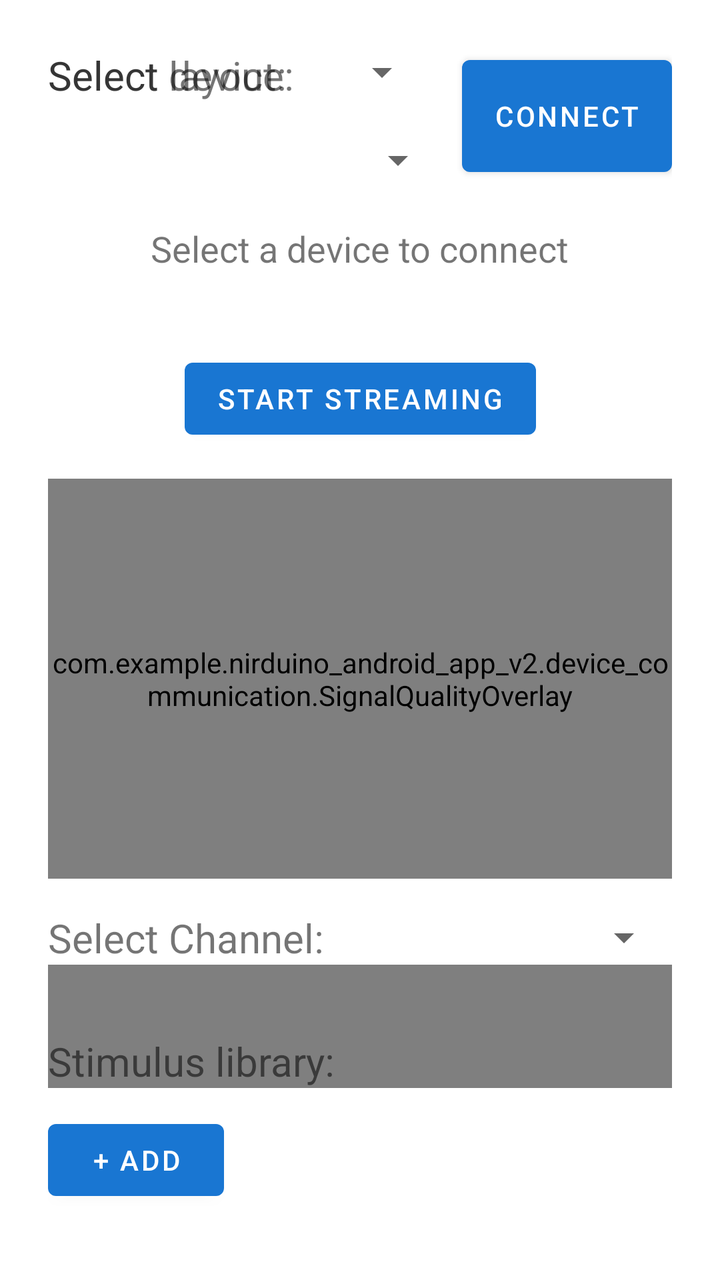
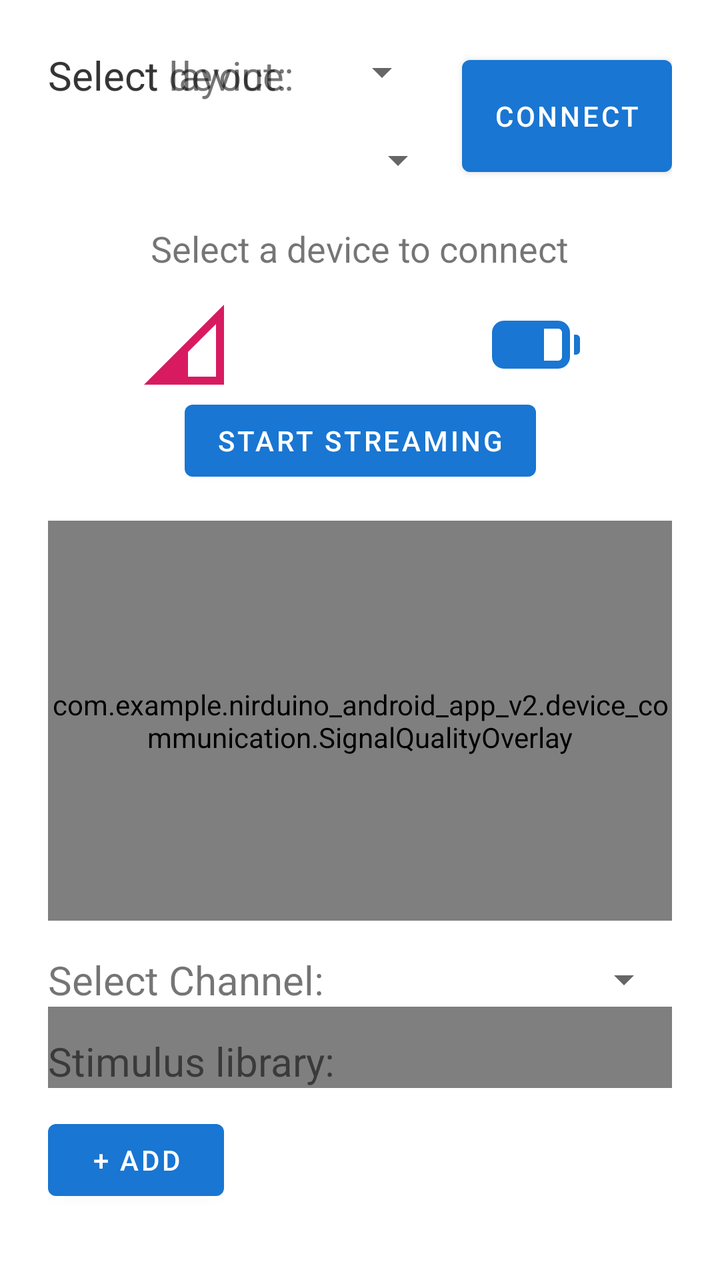

Screens rendered from an Android XML layout before and after an edit, with the pre-edit source and the edit as a unified diff.
<!-- AndroidManifest.xml: application theme Theme.NIRDuino_Android_App_v2 -->
<!-- res/layout/activity_stream_fnirs_data.xml -->
<?xml version="1.0" encoding="utf-8"?>
<androidx.constraintlayout.widget.ConstraintLayout
    xmlns:android="http://schemas.android.com/apk/res/android"
    xmlns:app="http://schemas.android.com/apk/res-auto"
    android:id="@+id/layout_root"
    android:layout_width="match_parent"
    android:layout_height="match_parent"
    android:padding="24dp">

    
    <androidx.constraintlayout.widget.ConstraintLayout
        android:id="@+id/group_device_layout"
        android:layout_width="0dp"
        android:layout_height="wrap_content"
        app:layout_constraintTop_toTopOf="parent"
        app:layout_constraintStart_toStartOf="parent"
        app:layout_constraintEnd_toStartOf="@id/btn_connect"
        android:layout_marginEnd="8dp">

        
        <TextView
            android:id="@+id/label_select_device"
            android:layout_width="wrap_content"
            android:layout_height="wrap_content"
            android:text="Select device:"
            android:textSize="@dimen/font_size_header2"
            app:layout_constraintTop_toTopOf="parent"
            app:layout_constraintStart_toStartOf="parent"
            app:layout_constraintBaseline_toBaselineOf="@id/spinner_aliases"
            android:layout_marginEnd="8dp"/>

        <Spinner
            android:id="@+id/spinner_aliases"
            android:layout_width="0dp"
            android:layout_height="wrap_content"
            android:spinnerMode="dropdown"
            app:layout_constraintStart_toEndOf="@id/label_select_device"
            app:layout_constraintEnd_toEndOf="parent"
            app:layout_constraintTop_toTopOf="@id/label_select_device"
            android:layout_marginEnd="8dp"/>

        
        <TextView
            android:id="@+id/label_select_layout"
            android:layout_width="wrap_content"
            android:layout_height="wrap_content"
            android:text="Select layout:"
            android:textSize="@dimen/font_size_header2"
            app:layout_constraintTop_toBottomOf="@id/spinner_aliases"
            app:layout_constraintStart_toStartOf="parent"
            app:layout_constraintBaseline_toBaselineOf="@id/spinner_layouts"
            android:layout_marginTop="@dimen/font_size_header2"
            android:layout_marginEnd="8dp"/>

        <Spinner
            android:id="@+id/spinner_layouts"
            android:layout_width="0dp"
            android:layout_height="wrap_content"
            android:spinnerMode="dropdown"
            app:layout_constraintTop_toBottomOf="@id/spinner_aliases"
            app:layout_constraintStart_toEndOf="@id/label_select_layout"
            app:layout_constraintEnd_toEndOf="parent"
            android:layout_marginTop="@dimen/font_size_header2"/>

    </androidx.constraintlayout.widget.ConstraintLayout>

    
    <Button
        android:id="@+id/btn_connect"
        android:layout_width="wrap_content"
        android:layout_height="0dp"
        android:text="Connect"
        app:layout_constraintTop_toTopOf="@id/group_device_layout"
        app:layout_constraintBottom_toBottomOf="@id/group_device_layout"
        app:layout_constraintEnd_toEndOf="parent" />

    
    <TextView
        android:id="@+id/text_status"
        android:layout_width="wrap_content"
        android:layout_height="wrap_content"
        android:text="Select a device to connect"
        android:textSize="@dimen/font_size_header3"
        android:layout_marginTop="@dimen/font_size_header2"
        app:layout_constraintTop_toBottomOf="@id/group_device_layout"
        app:layout_constraintStart_toStartOf="parent"
        app:layout_constraintEnd_toEndOf="parent" />

    <LinearLayout
        android:id="@+id/timerBar"
        android:layout_width="match_parent"
        android:layout_height="wrap_content"
        android:orientation="horizontal"
        app:layout_constraintTop_toBottomOf="@id/text_status"
        app:layout_constraintBottom_toTopOf="@id/btn_stream_toggle"
        android:layout_margin="@dimen/font_size_footnote">

        
        <TextView
            android:id="@+id/text_timer"
            android:layout_width="match_parent"
            android:layout_height="wrap_content"
            android:text=""
            app:layout_constraintTop_toBottomOf="@id/group_device_layout"
            app:layout_constraintStart_toStartOf="parent"
            app:layout_constraintEnd_toEndOf="parent"
            android:textSize="@dimen/font_size_header2"
            android:textStyle="italic|bold"
            android:textAlignment="center"/>

    </LinearLayout>

    <Button
        android:id="@+id/btn_stream_toggle"
        android:layout_width="wrap_content"
        android:layout_height="wrap_content"
        android:text="Start Streaming"
        app:layout_constraintTop_toBottomOf="@id/timerBar"
        app:layout_constraintStart_toStartOf="parent"
        app:layout_constraintEnd_toEndOf="parent" />

    <com.example.nirduino_android_app_v2.device_communication.SignalQualityOverlay
        android:id="@+id/sqi_overlay"
        android:layout_width="match_parent"
        android:layout_height="200dp"
        android:layout_marginTop="16dp"
        android:background="#220000FF"
        app:layout_constraintTop_toBottomOf="@id/btn_stream_toggle"
 />

    
    <LinearLayout
        android:id="@+id/channel_spinner_row"
        android:layout_width="match_parent"
        android:layout_height="wrap_content"
        android:orientation="horizontal"
        android:gravity="center_vertical"
        android:layout_marginBottom="8dp"
        android:layout_marginTop="16dp"
        app:layout_constraintTop_toBottomOf="@id/sqi_overlay">

        <TextView
            android:id="@+id/label_select_channel"
            android:layout_width="wrap_content"
            android:layout_height="wrap_content"
            android:text="Select Channel:"
            android:textSize="@dimen/font_size_header2"
            android:layout_marginEnd="8dp" />

        <Spinner
            android:id="@+id/spinner_channels"
            android:layout_width="0dp"
            android:layout_height="wrap_content"
            android:layout_weight="1"
            android:spinnerMode="dropdown" />

    </LinearLayout>

    
    <com.example.nirduino_android_app_v2.device_communication.ChannelPlotView
        android:id="@+id/channel_plot_view"
        android:layout_width="match_parent"
        android:layout_height="300dp"
        android:background="@color/white"
        app:layout_constraintTop_toBottomOf="@id/channel_spinner_row"
        app:layout_constraintStart_toStartOf="parent"
        app:layout_constraintEnd_toEndOf="parent"/>

    <TextView
        android:layout_width="match_parent"
        android:layout_height="wrap_content"
        android:text="Stimulus library:"
        app:layout_constraintBottom_toTopOf="@id/stimulus_bar"
        android:textSize="@dimen/font_size_header2"/>

    <LinearLayout
        android:id="@+id/stimulus_bar"
        android:layout_width="0dp"
        android:layout_height="wrap_content"
        android:orientation="horizontal"
        android:gravity="center_vertical"
        android:paddingTop="12dp"
        android:paddingBottom="12dp"
        android:layout_marginTop="24dp"
        app:layout_constraintBottom_toBottomOf="parent"
        app:layout_constraintStart_toStartOf="parent"
        app:layout_constraintEnd_toEndOf="parent"
        android:background="@color/white"
        android:baselineAligned="false"
        android:scrollbars="horizontal">

        

        <Button
            android:id="@+id/btn_add_stimulus"
            android:layout_width="wrap_content"
            android:layout_height="wrap_content"
            android:text="+ Add"
            android:textSize="14sp"
            android:layout_marginEnd="8dp" />

    </LinearLayout>

</androidx.constraintlayout.widget.ConstraintLayout>
<!-- resources referenced by this layout -->
<resources>
  <color name="white">#FFFFFFFF</color>
  <dimen name="font_size_footnote">12sp</dimen>
  <dimen name="font_size_header2">20sp</dimen>
  <dimen name="font_size_header3">18sp</dimen>
  <style name="Theme.NIRDuino_Android_App_v2" parent="Theme.MaterialComponents.Light.NoActionBar">
          
          <item name="colorPrimary">#1976D2</item>
          <item name="colorPrimaryVariant">#1976D2</item> 
          <item name="colorOnPrimary">#FFFFFF</item>
          <item name="colorSecondary">#D81B60</item>
          <item name="colorSecondaryVariant">#C2185B</item> 
          <item name="colorOnSecondary">#FFFFFF</item>
      </style>
</resources>

<!-- the commit's change to res/layout/activity_stream_fnirs_data.xml (unified diff, before → after) -->
@@ -89,24 +89,41 @@
     <LinearLayout
         android:id="@+id/timerBar"
         android:layout_width="match_parent"
-        android:layout_height="wrap_content"
+        android:layout_height="48dp"
         android:orientation="horizontal"
         app:layout_constraintTop_toBottomOf="@id/text_status"
         app:layout_constraintBottom_toTopOf="@id/btn_stream_toggle"
-        android:layout_margin="@dimen/font_size_footnote">
+        android:layout_margin="@dimen/font_size_footnote"
+        android:weightSum="3">
+
+        
+        <ImageView
+            android:id="@+id/image_signal"
+            android:layout_width="48dp"
+            android:layout_height="48dp"
+            android:src="@drawable/signal_level2"
+            android:layout_weight="1"
+            app:tint="@color/colorAccentValue" />
 
         
         <TextView
             android:id="@+id/text_timer"
-            android:layout_width="match_parent"
+            android:layout_width="wrap_content"
             android:layout_height="wrap_content"
             android:text=""
             app:layout_constraintTop_toBottomOf="@id/group_device_layout"
-            app:layout_constraintStart_toStartOf="parent"
-            app:layout_constraintEnd_toEndOf="parent"
             android:textSize="@dimen/font_size_header2"
             android:textStyle="italic|bold"
-            android:textAlignment="center"/>
+            android:textAlignment="center"
+            android:layout_weight="1"/>
+
+        <ImageView
+            android:id="@+id/image_battery"
+            android:layout_width="48dp"
+            android:layout_height="48dp"
+            android:src="@drawable/battery_level5"
+            android:layout_weight="1"
+            app:tint="@color/colorPrimaryValue" />
 
     </LinearLayout>
 
<!-- resource entries referenced after the edit -->
@@ -1,9 +1,31 @@
 <!-- resources referenced by this layout -->
 <resources>
+  <color name="colorAccentValue">#D81B60</color>
+  <color name="colorPrimaryValue">#1976D2</color>
   <color name="white">#FFFFFFFF</color>
   <dimen name="font_size_footnote">12sp</dimen>
   <dimen name="font_size_header2">20sp</dimen>
   <dimen name="font_size_header3">18sp</dimen>
+  <!-- drawable battery_level5 (drawable) -->
+  <vector xmlns:android="http://schemas.android.com/apk/res/android"
+      android:width="24dp"
+      android:height="24dp"
+      android:viewportWidth="960"
+      android:viewportHeight="960">
+    <path
+        android:pathData="M160,720q-50,0 -85,-35t-35,-85v-240q0,-50 35,-85t85,-35h540q50,0 85,35t35,85v240q0,50 -35,85t-85,35L160,720ZM560,640h140q17,0 28.5,-11.5T740,600v-240q0,-17 -11.5,-28.5T700,320L560,320v320ZM860,580v-200h20q17,0 28.5,11.5T920,420v120q0,17 -11.5,28.5T880,580h-20Z"
+        android:fillColor="#e3e3e3"/>
+  </vector>
+  <!-- drawable signal_level2 (drawable) -->
+  <vector xmlns:android="http://schemas.android.com/apk/res/android"
+      android:width="24dp"
+      android:height="24dp"
+      android:viewportWidth="960"
+      android:viewportHeight="960">
+    <path
+        android:pathData="m80,880 l800,-800v800L80,880ZM520,800h280v-526L520,554v246Z"
+        android:fillColor="#e3e3e3"/>
+  </vector>
   <style name="Theme.NIRDuino_Android_App_v2" parent="Theme.MaterialComponents.Light.NoActionBar">
           
           <item name="colorPrimary">#1976D2</item>
